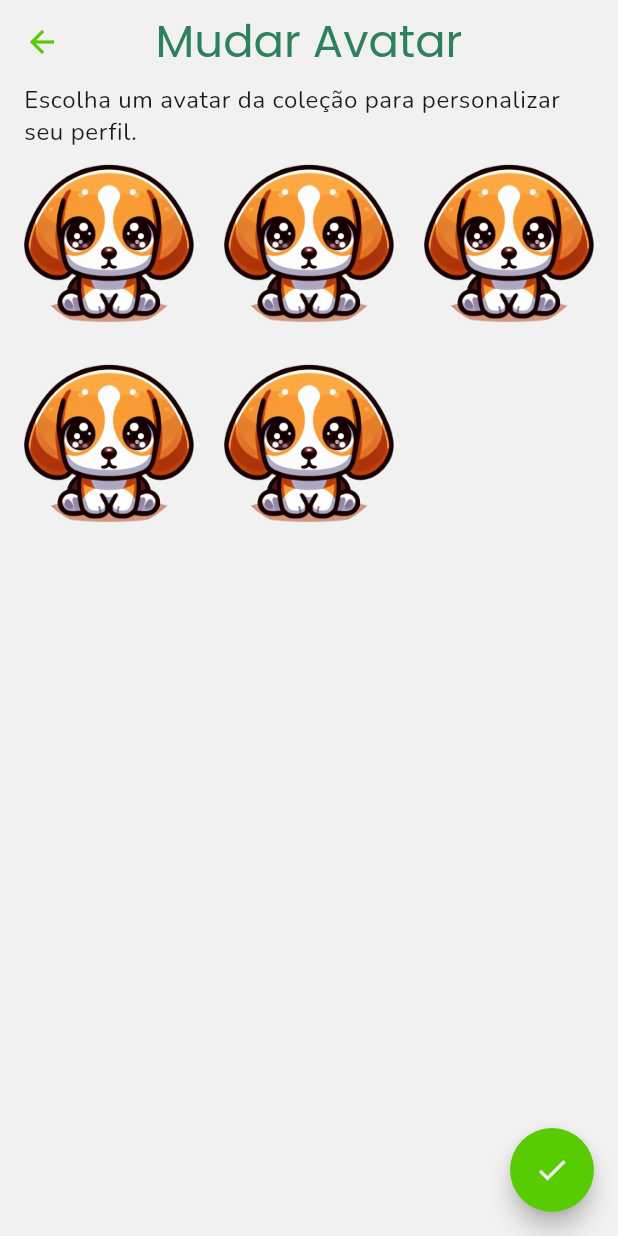
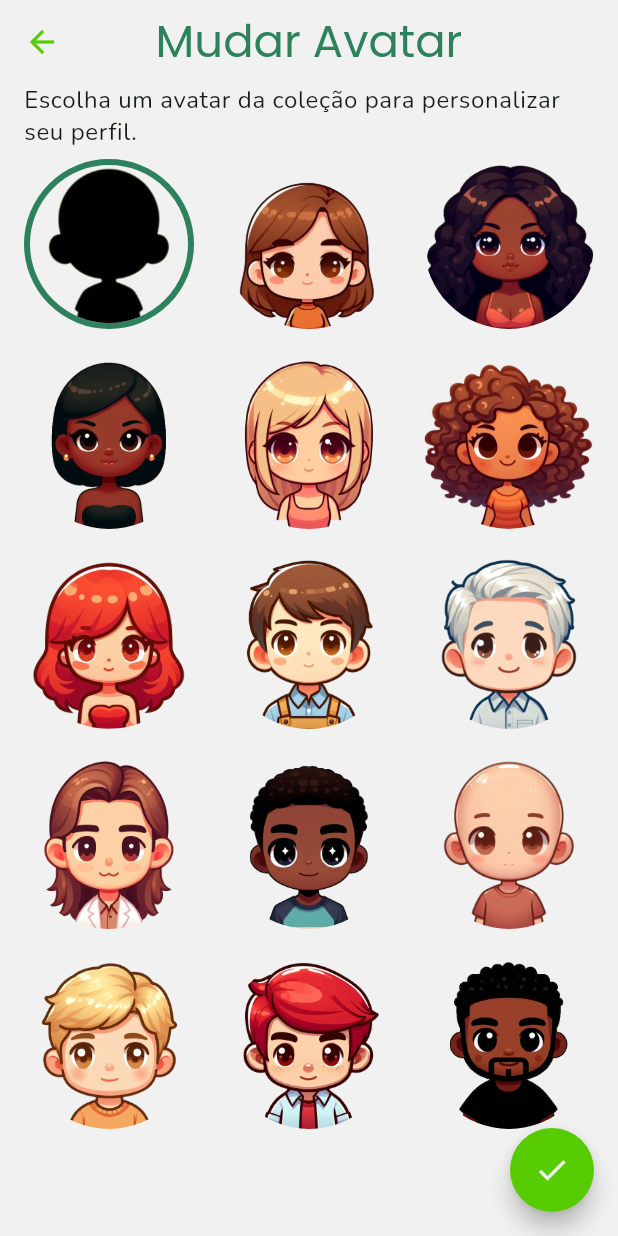
Before and after one commit to CantarinoG/flashcard-pets, a Flutter app: the screen it shows after launch, item 4 of the bottom bar chosen, after a tap on the "edit" icon, on a phone screen of 412 x 824 dp. Run offline on Flutter 3.47's test engine with Material 3 defaults, Android fonts, the phone set to English and light mode, and no system bars; our stand-ins replace flutter_svg.

Commit message:
feat: Consume avatars data via provider.

```diff
--- a/lib/data_providers/avatar_data_provider.dart
+++ b/lib/data_providers/avatar_data_provider.dart
@@ -3,20 +3,21 @@ import 'package:flutter/material.dart';
 
 class AvatarDataProvider with ChangeNotifier implements IDataProvider<String> {
   final Map<int, String> _data = {
-    0: "assets/images/avatars/female_0.png",
-    1: "assets/images/avatars/female_1.png",
-    2: "assets/images/avatars/female_2.png",
-    3: "assets/images/avatars/female_3.png",
-    4: "assets/images/avatars/female_4.png",
-    5: "assets/images/avatars/female_5.png",
-    6: "assets/images/avatars/male_0.png",
-    7: "assets/images/avatars/male_1.png",
-    8: "assets/images/avatars/male_2.png",
-    9: "assets/images/avatars/male_3.png",
-    10: "assets/images/avatars/male_4.png",
-    11: "assets/images/avatars/male_5.png",
-    12: "assets/images/avatars/male_6.png",
-    13: "assets/images/avatars/male_7.png",
+    0: "assets/images/avatars/none.png",
+    1: "assets/images/avatars/female_0.png",
+    2: "assets/images/avatars/female_1.png",
+    3: "assets/images/avatars/female_2.png",
+    4: "assets/images/avatars/female_3.png",
+    5: "assets/images/avatars/female_4.png",
+    6: "assets/images/avatars/female_5.png",
+    7: "assets/images/avatars/male_0.png",
+    8: "assets/images/avatars/male_1.png",
+    9: "assets/images/avatars/male_2.png",
+    10: "assets/images/avatars/male_3.png",
+    11: "assets/images/avatars/male_4.png",
+    12: "assets/images/avatars/male_5.png",
+    13: "assets/images/avatars/male_6.png",
+    14: "assets/images/avatars/male_7.png",
   };
 
   @override
--- a/lib/main.dart
+++ b/lib/main.dart
@@ -1,3 +1,4 @@
+import 'package:flashcard_pets/data_providers/avatar_data_provider.dart';
 import 'package:flashcard_pets/data_providers/award_data_provider.dart';
 import 'package:flashcard_pets/data_providers/i_data_provider.dart';
 import 'package:flashcard_pets/data_providers/subject_data_provider.dart';
@@ -19,11 +20,13 @@ class MyApp extends StatelessWidget {
   Widget build(BuildContext context) {
     IDataProvider<Subject> subjectDataProvider = SubjectDataProvider();
     IDataProvider<Award> awardDataProvider = AwardDataProvider();
+    IDataProvider<String> avatarDataProvider = AvatarDataProvider();
 
     return MultiProvider(
       providers: [
         ChangeNotifierProvider(create: (_) => subjectDataProvider),
         ChangeNotifierProvider(create: (_) => awardDataProvider),
+        ChangeNotifierProvider(create: (_) => avatarDataProvider),
       ],
       child: MaterialApp(
         title: 'Flashcard Pets',
--- a/lib/screens/change_avatar_screen.dart
+++ b/lib/screens/change_avatar_screen.dart
@@ -1,13 +1,13 @@
+import 'package:flashcard_pets/data_providers/i_data_provider.dart';
 import 'package:flashcard_pets/widgets/avatar_thumb.dart';
 import 'package:flashcard_pets/widgets/screen_layout.dart';
 import 'package:flashcard_pets/widgets/themed_app_bar.dart';
 import 'package:flashcard_pets/widgets/themed_fab.dart';
 import 'package:flutter/material.dart';
+import 'package:provider/provider.dart';
 
 class ChangeAvatarScreen extends StatelessWidget {
-  //Mocked data
-  final List<int> _avatars = [1, 2, 3, 4, 5];
-  ChangeAvatarScreen({super.key});
+  const ChangeAvatarScreen({super.key});
 
   void _confirm(BuildContext context) {
     Navigator.of(context).pop();
@@ -16,6 +16,9 @@ class ChangeAvatarScreen extends StatelessWidget {
   @override
   Widget build(BuildContext context) {
     final TextStyle? body = Theme.of(context).textTheme.bodySmall;
+
+    final Map<int, String> avatars =
+        Provider.of<IDataProvider<String>>(context).retrieveData();
 
     return Scaffold(
       appBar: const ThemedAppBar("Mudar Avatar"),
@@ -35,8 +38,8 @@ class ChangeAvatarScreen extends StatelessWidget {
                 maxCrossAxisExtent: 120.0,
                 crossAxisSpacing: 20.0,
                 mainAxisSpacing: 20.0,
-                children: _avatars.map((int avatar) {
-                  return const AvatarThumb();
+                children: avatars.keys.map((int id) {
+                  return AvatarThumb(id);
                 }).toList(),
               ),
             )
--- a/lib/screens/self_profile_screen.dart
+++ b/lib/screens/self_profile_screen.dart
@@ -34,7 +34,7 @@ class SelfProfileScreen extends StatelessWidget {
     Navigator.push(
       context,
       MaterialPageRoute(
-        builder: (context) => ChangeAvatarScreen(),
+        builder: (context) => const ChangeAvatarScreen(),
       ),
     );
   }
--- a/lib/widgets/avatar_thumb.dart
+++ b/lib/widgets/avatar_thumb.dart
@@ -1,14 +1,16 @@
+// ignore_for_file: unused_local_variable
+
+import 'package:flashcard_pets/data_providers/i_data_provider.dart';
 import 'package:flashcard_pets/themes/app_text_styles.dart';
 import 'package:flashcard_pets/themes/app_themes.dart';
 import 'package:flutter/material.dart';
+import 'package:provider/provider.dart';
 
 class AvatarThumb extends StatelessWidget {
   //Mocked data
-  final bool _isSelected = false;
-  final String _imgPath = "assets/images/baby_pets/beagle.png";
-  final bool _isLocked = false;
-  final int _unlockLevel = 30;
-  const AvatarThumb({super.key});
+  final int userAvatarId = 0;
+  final int avatarId;
+  const AvatarThumb(this.avatarId, {super.key});
 
   void _onTap() {
     //...
@@ -21,12 +23,15 @@ class AvatarThumb extends StatelessWidget {
     final Color secondary = Theme.of(context).colorScheme.secondary;
     final Color bright = Theme.of(context).colorScheme.bright;
 
+    final String avatarImgPath =
+        Provider.of<IDataProvider<String>>(context).retrieveData()[avatarId]!;
+
     return Container(
       height: 50,
       width: 50,
       decoration: BoxDecoration(
         shape: BoxShape.circle,
-        border: (_isSelected && !_isLocked)
+        border: (userAvatarId == avatarId)
             ? Border.all(
                 color: secondary,
                 width: 4.0,
@@ -36,44 +41,12 @@ class AvatarThumb extends StatelessWidget {
       child: InkWell(
         borderRadius: BorderRadius.circular(60),
         onTap: _onTap,
-        child: _isLocked
-            ? ClipOval(
-                child: Container(
-                  decoration: BoxDecoration(color: bright),
-                  child: Column(
-                    mainAxisAlignment: MainAxisAlignment.center,
-                    crossAxisAlignment: CrossAxisAlignment.center,
-                    children: [
-                      Icon(
-                        Icons.lock,
-                        color: secondary,
-                      ),
-                      RichText(
-                        text: TextSpan(
-                          children: [
-                            TextSpan(
-                              text: 'Lvl ',
-                              style: h4.copyWith(
-                                color: secondary,
-                              ),
-                            ),
-                            TextSpan(
-                              text: '$_unlockLevel',
-                              style: h3,
-                            ),
-                          ],
-                        ),
-                      ),
-                    ],
-                  ),
-                ),
-              )
-            : ClipOval(
-                child: Image.asset(
-                  _imgPath,
-                  fit: BoxFit.cover,
-                ),
-              ),
+        child: ClipOval(
+          child: Image.asset(
+            avatarImgPath,
+            fit: BoxFit.cover,
+          ),
+        ),
       ),
     );
   }
--- a/pubspec.yaml
+++ b/pubspec.yaml
@@ -139,6 +139,7 @@ flutter:
     - assets/images/avatars/male_5.png
     - assets/images/avatars/male_6.png
     - assets/images/avatars/male_7.png
+    - assets/images/avatars/none.png
 
   # An image asset can refer to one or more resolution-specific "variants", see
   # https://flutter.dev/assets-and-images/#resolution-aware
```
Also changed, not shown: assets/images/avatars/female_2.png, assets/images/avatars/none.png (added).
